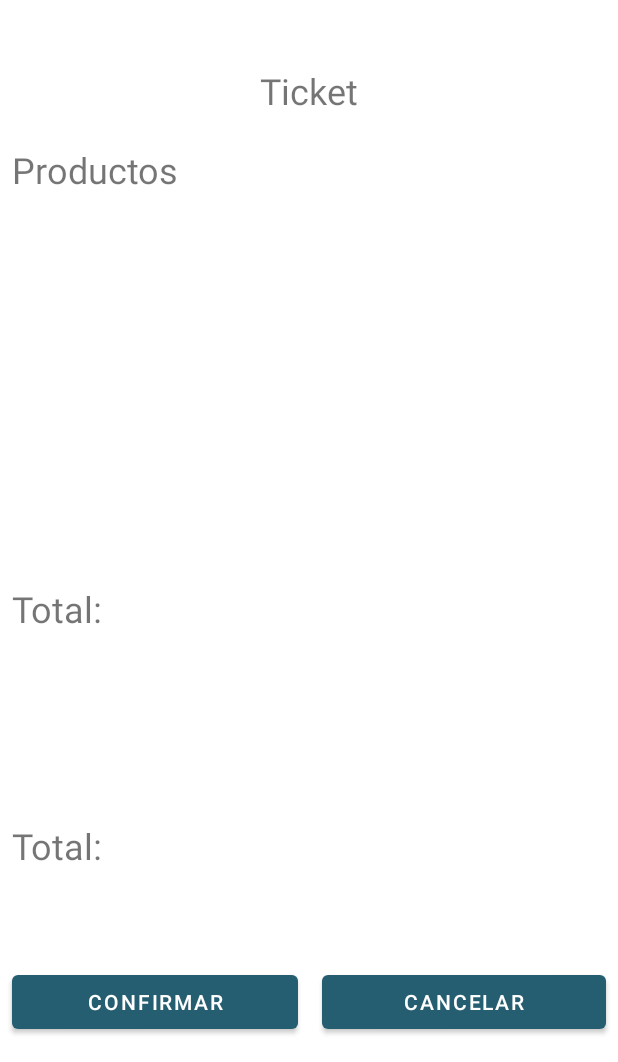
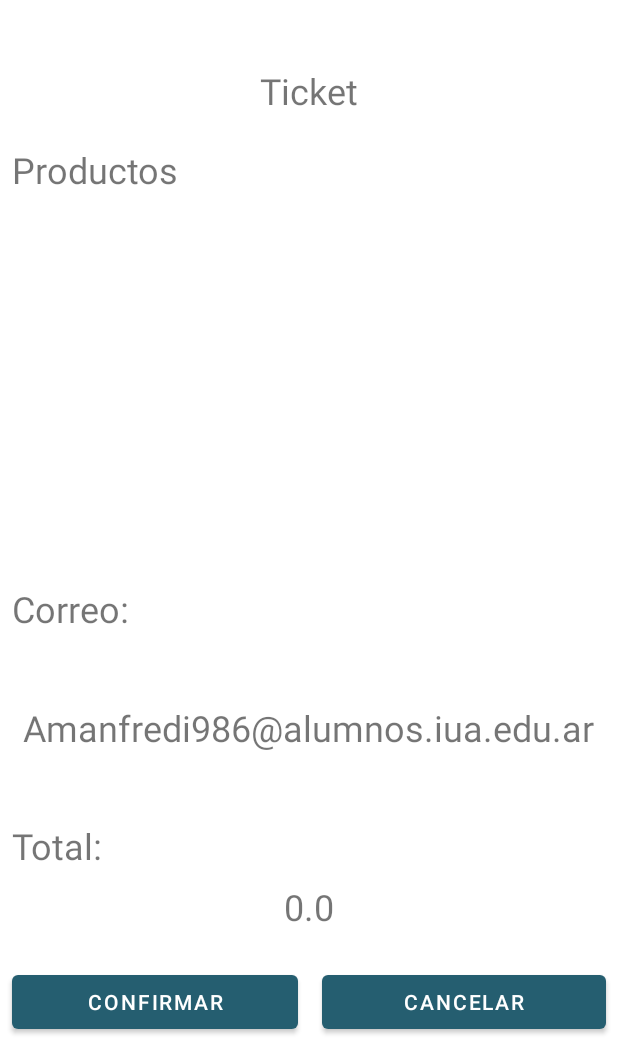
Before and after one commit to angelo59930/El-Carrito, an Android app: the fragment OrderFragment shown on its own in the app's theme, on a phone screen of 412 x 824 dp, the part 174-1236 px from its top. Run offline under Robolectric (Android 15) with nearby library versions, the light colour scheme and no system bars; our stand-ins replace Room's generated code.

Commit message:
se termino el envio de datos del mail

```diff
--- a/app/src/main/java/com/iua/elcarrito/ui/shop/OrderFragment.kt
+++ b/app/src/main/java/com/iua/elcarrito/ui/shop/OrderFragment.kt
@@ -9,11 +9,17 @@ import android.view.ViewGroup
 import android.widget.Toast
 import androidx.navigation.fragment.findNavController
 import com.iua.elcarrito.R
+import com.iua.elcarrito.data.databases.entity.ProductEntity
+import com.iua.elcarrito.data.model.Product
 import com.iua.elcarrito.databinding.FragmentOrderBinding
+import com.iua.elcarrito.databinding.FragmentShopBinding
+import com.iua.elcarrito.viewModel.ProductViewModel
 
 class OrderFragment : Fragment() {
 
   private lateinit var binding: FragmentOrderBinding
+  private lateinit var productViewModel: ProductViewModel
+
 
   override fun onCreate(savedInstanceState: Bundle?) {
     super.onCreate(savedInstanceState)
@@ -24,6 +30,25 @@ class OrderFragment : Fragment() {
     savedInstanceState: Bundle?
   ): View? {
     binding = FragmentOrderBinding.inflate(inflater,container,false)
+
+    var lista = emptyList<ProductEntity>()
+    var total = 0.0
+    var productos = ""
+
+    productViewModel = ProductViewModel(requireActivity().application)
+
+    productViewModel.getCartProducts.observe(viewLifecycleOwner) { products ->
+      lista = products
+
+      lista.forEach { item ->
+        total += item.price
+        productos += item.title + " - $${item.price}  | "
+      }
+      binding.textView9.text = total.toString()
+      binding.textView11.text = productos
+    }
+    //TODO:Se puede cambiar por el correo del usuario
+    binding.textView7.text = "Amanfredi986@alumnos.iua.edu.ar"
     return binding.root
   }
 
@@ -41,7 +66,7 @@ class OrderFragment : Fragment() {
   private fun sendOrderMail() {
     val email = "amanfredi986@alumnos.iua.edu.ar"
     val subject = "Pedido de Compra"
-    val message = "El pedido posee: ${binding.textView11.text}"
+    val message = "El pedido posee: ${binding.textView11.text} \n Total: ${binding.textView9.text}"
     val intent = Intent(Intent.ACTION_SEND)
     intent.putExtra(Intent.EXTRA_EMAIL, arrayOf(email))
     intent.putExtra(Intent.EXTRA_SUBJECT, subject)
--- a/app/src/main/res/layout/fragment_order.xml
+++ b/app/src/main/res/layout/fragment_order.xml
@@ -94,7 +94,7 @@
         android:layout_marginStart="8dp"
         android:layout_marginEnd="8dp"
         android:layout_marginBottom="125dp"
-        android:text="@string/total"
+        android:text="@string/correo"
         android:textSize="24sp"
         app:layout_constraintBottom_toTopOf="@+id/textView6"
         app:layout_constraintEnd_toStartOf="@+id/guideline4"
@@ -102,7 +102,7 @@
         app:layout_constraintStart_toStartOf="parent" />
 
     <TextView
-        android:id="@+id/textView7"
+        android:id="@+id/textView9"
         android:textSize="24sp"
         android:layout_width="wrap_content"
         android:layout_height="wrap_content"
@@ -113,7 +113,7 @@
         tools:text="PRECIO" />
 
     <TextView
-        android:id="@+id/textView9"
+        android:id="@+id/textView7"
         android:layout_width="wrap_content"
         android:layout_height="wrap_content"
         android:layout_marginTop="8dp"
--- a/app/src/main/res/values/strings.xml
+++ b/app/src/main/res/values/strings.xml
@@ -69,5 +69,6 @@
     <string name="descriocion_del_producto">Descriocion del producto</string>
     <string name="agregar">agregar</string>
     <string name="destacar">destacar</string>
+    <string name="correo">Correo:</string>
 
 </resources>
```
Also changed, not shown: app/src/main/java/com/iua/elcarrito/ui/saved/SavedFragment.kt (+4 -4 lines), app/src/main/java/com/iua/elcarrito/ui/shop/ShopFragment.kt (+15 -5 lines), app/src/main/res/layout/fragment_shop.xml (+15 -4 lines).
